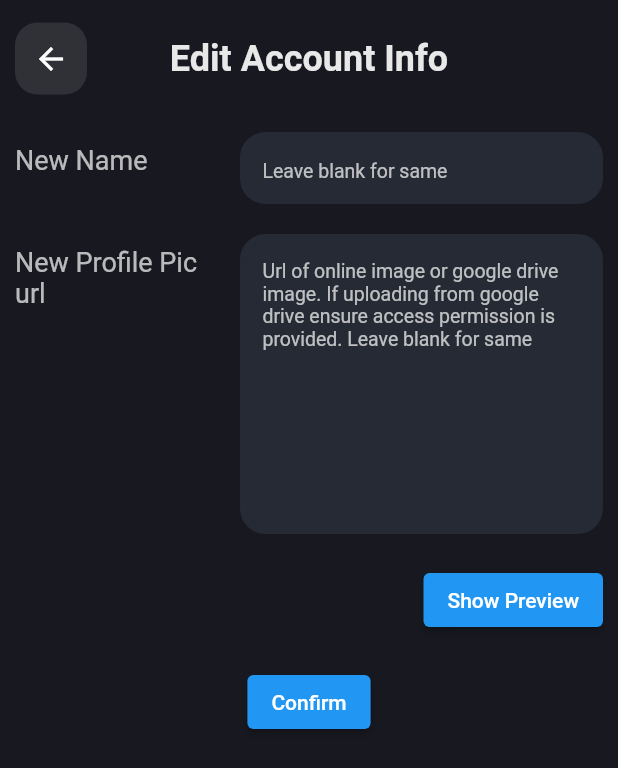
After one commit to Ravi-Maurya74/movie_app, a Flutter app: the ChangeAccount screen opened by its route, on a phone screen of 412 x 824 dp. The commit adds this screen. Shown: the top 768 px of the screen. Run offline on Flutter 3.47's test engine with Material 2 defaults, Android fonts, the phone set to English and light mode, and no system bars; our stand-ins replace cached_network_image, cool_alert, flutter_bounceable, flutter_staggered_animations, flutter_typeahead, get_storage and 3 more; missing offline and left inert: duration_picker; accounts and stored records are empty; network calls fail.

Commit message:
add feature to edit user info

```diff
--- a/lib/helpers/networking.dart
+++ b/lib/helpers/networking.dart
@@ -2,7 +2,7 @@ import 'package:http/http.dart';
 import 'dart:convert';
 
 class NetworkHelper {
-  static String baseUrl = 'http://122.163.248.34:8000/api/';
+  static String baseUrl = 'http://neutrinonda.pythonanywhere.com/api/';
   // static String baseUrl = 'http://192.168.1.4:8000/api/';
 
   Future<Response> getData({required String url}) async {
--- a/lib/pages/add_review_page.dart
+++ b/lib/pages/add_review_page.dart
@@ -5,12 +5,11 @@ import 'dart:convert';
 import 'package:flutter/material.dart';
 import 'package:cool_alert/cool_alert.dart';
 import 'package:movie_app/helpers/networking.dart';
-import 'package:movie_app/providers/movie.dart';
 import 'package:movie_app/providers/user.dart';
 import 'package:provider/provider.dart';
 
 class AddReviewPage extends StatefulWidget {
-  AddReviewPage({super.key});
+  const AddReviewPage({super.key});
 
   @override
   State<AddReviewPage> createState() => _AddReviewPageState();
--- a/lib/pages/add_to_database.dart
+++ b/lib/pages/add_to_database.dart
@@ -7,7 +7,7 @@ import 'package:validators/validators.dart';
 
 class AddToDatabase extends StatefulWidget {
   static const routeName = 'add_to_database/';
-  AddToDatabase({super.key});
+  const AddToDatabase({super.key});
 
   @override
   State<AddToDatabase> createState() => _AddToDatabaseState();
@@ -106,7 +106,7 @@ class _AddToDatabaseState extends State<AddToDatabase> {
                                 minLines: 7,
                                 maxLines: null,
                                 keyboardType: TextInputType.multiline,
-                                decoration: InputDecoration(
+                                decoration: const InputDecoration(
                                   border: InputBorder.none,
                                 ),
                               ),
@@ -158,7 +158,7 @@ class _AddToDatabaseState extends State<AddToDatabase> {
                                                     color: Colors.amber,
                                                     size: 20),
                                         errorWidget: (context, url, error) {
-                                          return Icon(Icons.error);
+                                          return const Icon(Icons.error);
                                         },
                                         height: 100,
                                         width: 100,
--- /dev/null
+++ b/lib/pages/change_account_page.dart
@@ -0,0 +1,350 @@
+import 'package:cached_network_image/cached_network_image.dart';
+import 'package:cool_alert/cool_alert.dart';
+import 'package:flutter/material.dart';
+import 'package:loading_animation_widget/loading_animation_widget.dart';
+import 'package:movie_app/helpers/networking.dart';
+import 'package:movie_app/providers/user.dart';
+import 'package:provider/provider.dart';
+import 'package:validators/validators.dart';
+
+class ChangeAccount extends StatefulWidget {
+  static const routeName = '/change_account';
+  const ChangeAccount({super.key});
+
+  @override
+  State<ChangeAccount> createState() => _ChangeAccountState();
+}
+
+class _ChangeAccountState extends State<ChangeAccount> {
+  final GlobalKey<FormState> _formKey = GlobalKey<FormState>();
+  bool displayPreview = false;
+  bool validProfilePicUrl = false;
+  String newName = '';
+  String profilePicUrl = '';
+
+  Future<void> validateProfileUrl() async {
+    debugPrint('checking');
+    validProfilePicUrl =
+        await NetworkHelper().validateImage(formatProfilePicUrl(profilePicUrl));
+  }
+
+  void showPreview() {
+    setState(() {
+      displayPreview = true;
+    });
+  }
+
+  void hidePreview() {
+    setState(() {
+      displayPreview = false;
+    });
+  }
+
+  @override
+  Widget build(BuildContext context) {
+    return Scaffold(
+      body: SafeArea(
+        child: SingleChildScrollView(
+          child: Column(
+            children: [
+              const CustomAppbar(),
+              Padding(
+                padding:
+                    const EdgeInsets.symmetric(vertical: 10, horizontal: 10),
+                child: Form(
+                  key: _formKey,
+                  child: Column(
+                    children: [
+                      SingleTextField(
+                        label: 'New Name',
+                        child: TextFormField(
+                          onChanged: (value) {
+                            newName = value;
+                            hidePreview();
+                          },
+                          decoration: InputDecoration(
+                            border: InputBorder.none,
+                            hintText: 'Leave blank for same',
+                            hintStyle: Theme.of(context).textTheme.bodySmall,
+                          ),
+                        ),
+                      ),
+                      SingleTextField(
+                        label: 'New Profile Pic url',
+                        child: TextFormField(
+                          validator: (value) {
+                            if (profilePicUrl.isEmpty) return null;
+                            if (!isURL(value)) {
+                              return 'Please enter a valid url.';
+                            } else if (value!.length >= 250) {
+                              return 'Length of url cannot be more than 250 characters';
+                            } else if (!validProfilePicUrl) {
+                              return 'Please enter a valid image url';
+                            }
+                            return null;
+                          },
+                          onChanged: (value) {
+                            profilePicUrl = value;
+                            hidePreview();
+                          },
+                          minLines: 8,
+                          maxLines: null,
+                          decoration: InputDecoration(
+                            hintMaxLines: 20,
+                            border: InputBorder.none,
+                            hintText:
+                                'Url of online image or google drive image. If uploading from google drive ensure access permission is provided. Leave blank for same',
+                            hintStyle: Theme.of(context).textTheme.bodySmall,
+                          ),
+                        ),
+                      ),
+                      Row(
+                        children: [
+                          const Spacer(),
+                          ElevatedButton(
+                            onPressed: () async {
+                              FocusScope.of(context).unfocus();
+                              if (profilePicUrl.isEmpty) {
+                                _formKey.currentState!.validate();
+                                ScaffoldMessenger.of(context).showSnackBar(
+                                    const SnackBar(
+                                        content: Text(
+                                            'Please fill profile pic url first.')));
+                                return;
+                              }
+                              CoolAlert.show(
+                                context: context,
+                                type: CoolAlertType.loading,
+                                text: 'Validating...',
+                                barrierDismissible: false,
+                              );
+                              if (profilePicUrl.isNotEmpty) {
+                                await validateProfileUrl();
+                              }
+                              if (!mounted) return;
+                              Navigator.pop(context);
+                              if (_formKey.currentState!.validate()) {
+                                CoolAlert.show(
+                                  context: context,
+                                  type: CoolAlertType.success,
+                                  text: 'Preview loaded.',
+                                );
+                                showPreview();
+                              } else {
+                                CoolAlert.show(
+                                  context: context,
+                                  type: CoolAlertType.error,
+                                  text: 'Please provide valid data.',
+                                );
+                                hidePreview();
+                              }
+                            },
+                            child: Text('Show Preview'),
+                          ),
+                        ],
+                      ),
+                      const SizedBox(
+                        height: 10,
+                      ),
+                      Container(
+                        child: displayPreview
+                            ? CircleAvatar(
+                                radius: 30,
+                                child: ClipRRect(
+                                  borderRadius: BorderRadius.circular(30),
+                                  child: CachedNetworkImage(
+                                    imageUrl:
+                                        formatProfilePicUrl(profilePicUrl),
+                                    progressIndicatorBuilder:
+                                        (context, url, downloadProgress) =>
+                                            LoadingAnimationWidget.beat(
+                                                color: Colors.amber, size: 20),
+                                    errorWidget: (context, url, error) {
+                                      return const Icon(Icons.person);
+                                    },
+                                    height: 60,
+                                    width: 60,
+                                    fit: BoxFit.cover,
+                                  ),
+                                ),
+                              )
+                            : null,
+                      ),
+                      const SizedBox(
+                        height: 10,
+                      ),
+                      ElevatedButton(
+                          onPressed: () {
+                            if (newName.isEmpty && profilePicUrl.isEmpty) {
+                              ScaffoldMessenger.of(context).showSnackBar(
+                                  const SnackBar(
+                                      content: Text(
+                                          'Please fill atleast one of the field.')));
+                              return;
+                            }
+                            if (profilePicUrl.isNotEmpty && !displayPreview) {
+                              ScaffoldMessenger.of(context).showSnackBar(
+                                  const SnackBar(
+                                      content: Text(
+                                          'Please preview the image first.')));
+                              return;
+                            }
+                            CoolAlert.show(
+                              context: context,
+                              type: CoolAlertType.confirm,
+                              text: 'Continue to edit account?',
+                              onConfirmBtnTap: () async {
+                                Navigator.pop(context);
+                                CoolAlert.show(
+                                  context: context,
+                                  type: CoolAlertType.loading,
+                                  text: 'Saving changes...',
+                                  barrierDismissible: false,
+                                );
+                                await NetworkHelper().postData(
+                                    url: 'editAccountInfo/',
+                                    jsonMap: {
+                                      'user_id': Provider.of<User>(context,
+                                              listen: false)
+                                          .id,
+                                      'change_name': newName.isNotEmpty,
+                                      'change_profile_pic':
+                                          profilePicUrl.isNotEmpty,
+                                      'name': newName,
+                                      'profile_pic_url': profilePicUrl,
+                                    });
+                                Navigator.pop(context);
+                                await CoolAlert.show(
+                                  context: context,
+                                  type: CoolAlertType.success,
+                                  text: 'Changes saved.',
+                                  barrierDismissible: false,
+                                );
+                                Navigator.pop(context);
+                              },
+                            );
+                          },
+                          child: const Text('Confirm'))
+                    ],
+                  ),
+                ),
+              ),
+            ],
+          ),
+        ),
+      ),
+    );
+  }
+}
+
+class SingleTextField extends StatelessWidget {
+  const SingleTextField({
+    required this.label,
+    required this.child,
+    Key? key,
+  }) : super(key: key);
+  final String label;
+  final Widget? child;
+
+  @override
+  Widget build(BuildContext context) {
+    return Padding(
+      padding: const EdgeInsets.only(bottom: 20),
+      child: Row(
+        crossAxisAlignment: CrossAxisAlignment.start,
+        children: [
+          Column(
+            children: [
+              const SizedBox(
+                height: 8,
+              ),
+              SizedBox(width: 130, child: Text(label)),
+            ],
+          ),
+          const SizedBox(
+            width: 20,
+          ),
+          Expanded(
+            child: DecoratedContainer(
+              child: child,
+            ),
+          ),
+        ],
+      ),
+    );
+  }
+}
+
+class DecoratedContainer extends StatelessWidget {
+  const DecoratedContainer({required this.child, super.key});
+  final Widget? child;
+
+  @override
+  Widget build(BuildContext context) {
+    return Container(
+      padding: const EdgeInsets.only(left: 15, right: 15, bottom: 0),
+      decoration: BoxDecoration(
+        color: const Color.fromRGBO(37, 42, 52, 1),
+        borderRadius: BorderRadius.circular(17),
+      ),
+      child: child,
+    );
+  }
+}
+
+class CustomAppbar extends StatelessWidget {
+  const CustomAppbar({
+    Key? key,
+  }) : super(key: key);
+
+  @override
+  Widget build(BuildContext context) {
+    return Container(
+      margin: const EdgeInsets.symmetric(vertical: 15, horizontal: 10),
+      child: Row(
+        children: [
+          Expanded(
+            child: Row(
+              children: [
+                Container(
+                  decoration: BoxDecoration(
+                      color: Colors.white10,
+                      borderRadius: BorderRadius.circular(15)),
+                  child: IconButton(
+                    onPressed: () {
+                      Navigator.pop(context);
+                    },
+                    icon: const Icon(Icons.arrow_back),
+                  ),
+                ),
+              ],
+            ),
+          ),
+          Column(
+            children: [
+              Text(
+                'Edit Account Info',
+                style: Theme.of(context).textTheme.titleLarge,
+              ),
+              // Text(
+              //   '$count Reviews',
+              //   style: Theme.of(context).textTheme.bodySmall,
+              // ),
+            ],
+          ),
+          const Spacer(),
+        ],
+      ),
+    );
+  }
+}
+
+String formatProfilePicUrl(String url) {
+  if (url.contains('drive.google.com')) {
+    url = url.replaceFirst('file/d/', 'uc?export=view&id=');
+    int end = url.indexOf('/view');
+    // print(url.substring(0, end));
+    return url.substring(0, end);
+  }
+  return url;
+}
--- a/lib/pages/filtered_movies.dart
+++ b/lib/pages/filtered_movies.dart
@@ -233,7 +233,7 @@ class CustomAppbar extends StatelessWidget {
             ),
           ],
         ),
-        Spacer(),
+        const Spacer(),
       ],
     );
   }
--- a/lib/pages/movie_page.dart
+++ b/lib/pages/movie_page.dart
@@ -93,7 +93,7 @@ class MoviePage extends StatelessWidget {
                             style: Theme.of(context).textTheme.bodySmall,
                           ),
                           const Spacer(),
-                          LikeBookmarkWidget(),
+                          const LikeBookmarkWidget(),
                         ],
                       ),
                       const SizedBox(
--- a/lib/pages/review_page.dart
+++ b/lib/pages/review_page.dart
@@ -107,13 +107,13 @@ class _ReviewPageState extends State<ReviewPage> {
             child: Row(
               mainAxisAlignment: MainAxisAlignment.center,
               children: [
-                Icon(Icons.create),
-                if (_extended) Text('Review'),
+                const Icon(Icons.create),
+                if (_extended) const Text('Review'),
               ],
             ),
           ),
         ),
-        openBuilder: (context, action) => AddReviewPage(),
+        openBuilder: (context, action) => const AddReviewPage(),
       ),
     );
   }
--- a/lib/widgets/custom_password_field.dart
+++ b/lib/widgets/custom_password_field.dart
@@ -1,4 +1,3 @@
-import 'package:flutter/material.dart';
 import 'package:flutter/material.dart';
 
 class CustomPasswordField extends StatefulWidget {
--- a/lib/widgets/faded_image.dart
+++ b/lib/widgets/faded_image.dart
@@ -40,7 +40,7 @@ class FadedImage extends StatelessWidget {
           height: height + 1,
           child: Column(
             children: [
-              Spacer(),
+              const Spacer(),
               Container(
                 height: fadeHeight,
                 width: double.infinity,
--- a/pubspec.yaml
+++ b/pubspec.yaml
@@ -47,15 +47,12 @@ dependencies:
   provider: ^6.0.5
   get_storage: ^2.0.3
   flutter_bounceable: ^1.0.3
-  carousel_slider: ^4.2.1
   animations: ^2.0.7
   like_button: ^2.0.5
   cool_alert: ^1.1.0
-  fancy_shimmer_image: ^2.0.2
   loading_animation_widget: ^1.2.0+4
   validators: ^3.0.0
   duration_picker: ^1.1.1
-  textfield_tags: ^2.0.2
 
 dev_dependencies:
   flutter_test:
```
Also changed, not shown: lib/main.dart (+5 -3 lines), lib/pages/add_cast_page.dart (+4 -4 lines), lib/pages/add_movie_page.dart (+9 -2 lines), lib/pages/home_page.dart (+49 -23 lines), lib/widgets/home_page_drawer.dart (+5 -2 lines), pubspec.lock.
